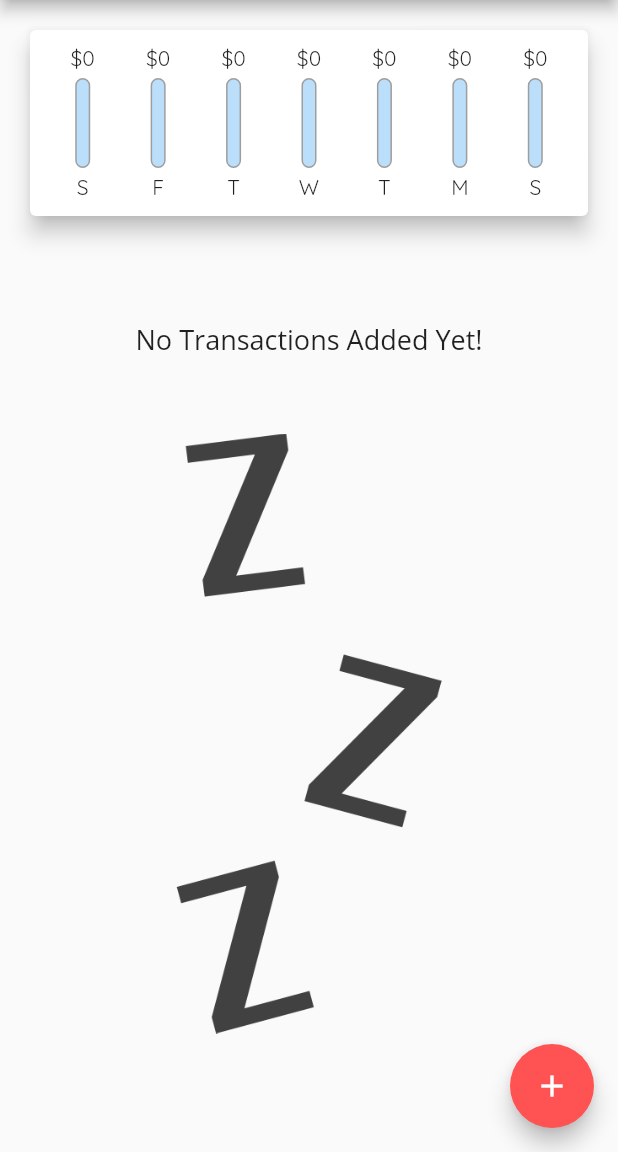
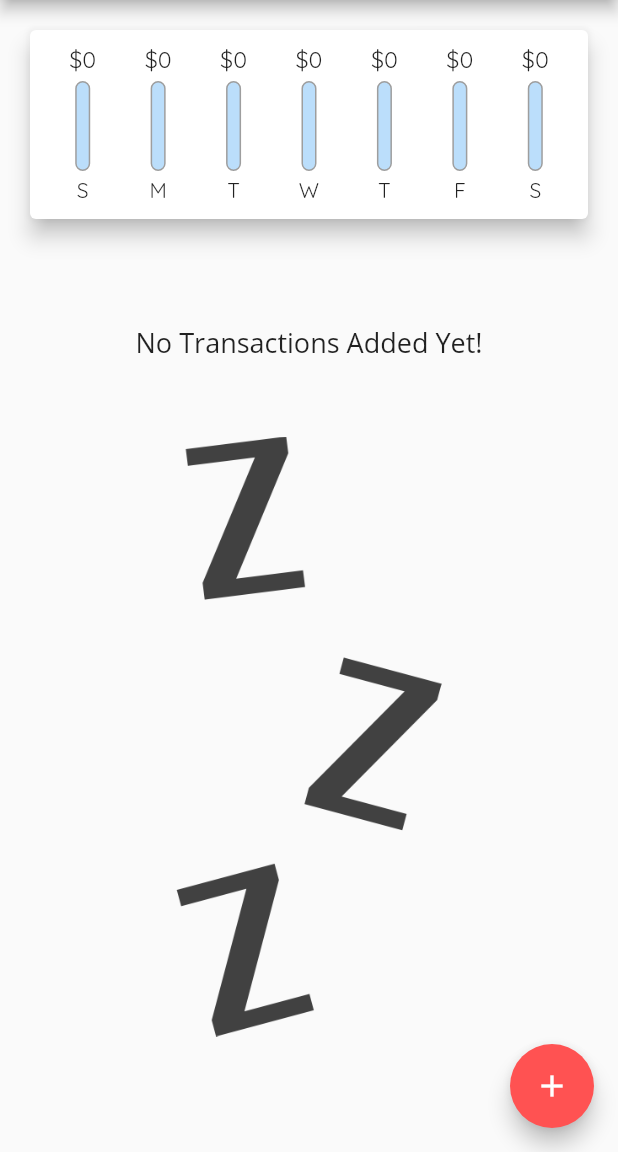
Before and after one commit to kpirabaharan/Flutter, a Flutter app: the screen it shows after launch, on a phone screen of 412 x 824 dp, the part 84-1236 px from its top. Run offline on Flutter 3.47's test engine with Material 2 defaults, Android fonts, the phone set to English and light mode, and no system bars.

Commit message:
Reversed Expenses Week Overview and Set Bar Height to Constant 20

```diff
--- a/section_4_widgets/lib/widgets/chart.dart
+++ b/section_4_widgets/lib/widgets/chart.dart
@@ -29,7 +29,7 @@ class Chart extends StatelessWidget {
         'day': DateFormat.E().format(weekDay).substring(0, 1),
         'amount': totalSum
       };
-    });
+    }).reversed.toList();
   }
 
   double get sumSpending {
--- a/section_4_widgets/lib/widgets/chart_bar.dart
+++ b/section_4_widgets/lib/widgets/chart_bar.dart
@@ -14,7 +14,10 @@ class ChartBar extends StatelessWidget {
   Widget build(BuildContext context) {
     return Container(
       child: Column(children: [
-        FittedBox(child: Text('\$${spendingAmount.toStringAsFixed(0)}')),
+        Container(
+            height: 20,
+            child: FittedBox(
+                child: Text('\$${spendingAmount.toStringAsFixed(0)}'))),
         SizedBox(
           height: 4,
         ),
```
